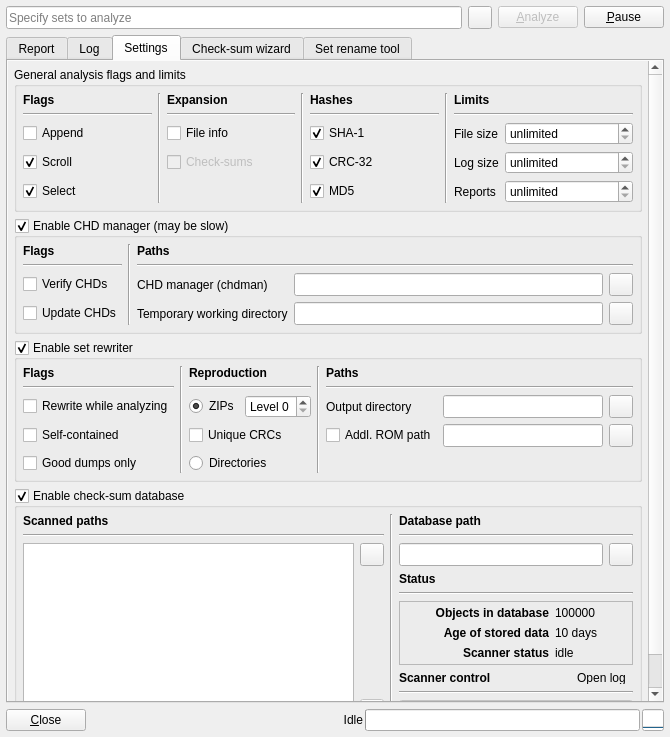
This is romalyzer.ui in qmc2/qmc2-mame-fe as Qt 5 draws it before an edit. The edited form follows.
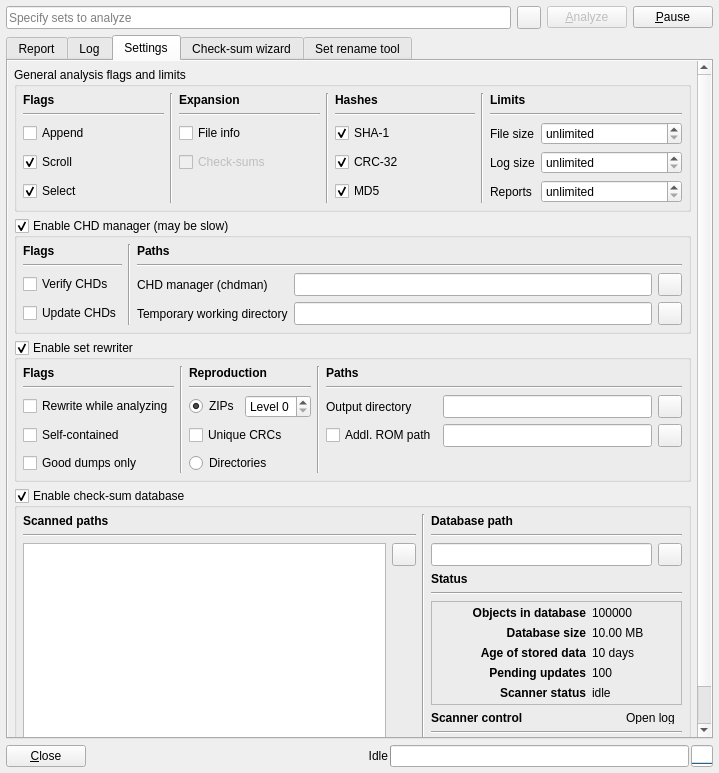
This is the edited form. The open tabs and pages were chosen to show the change. Icons and pictures are not drawn.

```diff
--- a/romalyzer.ui
+++ b/romalyzer.ui
@@ -7,8 +7,8 @@
    <rect>
     <x>0</x>
     <y>0</y>
-    <width>670</width>
-    <height>737</height>
+    <width>719</width>
+    <height>773</height>
    </rect>
   </property>
   <property name="windowTitle">
@@ -322,8 +322,8 @@
            <rect>
             <x>0</x>
             <y>0</y>
-            <width>654</width>
-            <height>641</height>
+            <width>703</width>
+            <height>677</height>
            </rect>
           </property>
           <layout class="QGridLayout" name="gridLayoutScrollAreeaSettings" rowstretch="0,0,0,1,0">
@@ -1070,20 +1070,7 @@
              </property>
              <layout class="QGridLayout" name="gridLayout_4">
               <item row="0" column="0">
-               <layout class="QGridLayout" name="gridLayoutCheckSumDatabase" columnstretch="2,0,0,1,1">
-                <item row="7" column="3" colspan="2">
-                 <spacer name="verticalSpacer_3">
-                  <property name="orientation">
-                   <enum>Qt::Vertical</enum>
-                  </property>
-                  <property name="sizeHint" stdset="0">
-                   <size>
-                    <width>20</width>
-                    <height>0</height>
-                   </size>
-                  </property>
-                 </spacer>
-                </item>
+               <layout class="QGridLayout" name="gridLayoutCheckSumDatabase" columnstretch="2,0,0,1,0">
                 <item row="2" column="0" rowspan="9">
                  <widget class="QListWidget" name="listWidgetCheckSumDbScannedPaths">
                   <property name="sizePolicy">
@@ -1240,17 +1227,13 @@
                    <string notr="true">&lt;center&gt;
 &lt;table border=&quot;0&quot; cellpadding=&quot;2&quot; cellspacing=&quot;2&quot;&gt;
 &lt;tr&gt;&lt;td valign=&quot;top&quot; align=&quot;right&quot;&gt;&lt;b&gt;Objects in database&lt;/b&gt;&lt;/td&gt;&lt;td valign=&quot;top&quot;&gt;100000&lt;/td&gt;&lt;/tr&gt;
+&lt;tr&gt;&lt;td valign=&quot;top&quot; align=&quot;right&quot;&gt;&lt;b&gt;Database size&lt;/b&gt;&lt;/td&gt;&lt;td valign=&quot;top&quot;&gt;10.00 MB&lt;/td&gt;&lt;/tr&gt;
 &lt;tr&gt;&lt;td valign=&quot;top&quot; align=&quot;right&quot;&gt;&lt;b&gt;Age of stored data&lt;/b&gt;&lt;/td&gt;&lt;td valign=&quot;top&quot;&gt;10 days&lt;/td&gt;&lt;/tr&gt;
+&lt;tr&gt;&lt;td valign=&quot;top&quot; align=&quot;right&quot;&gt;&lt;b&gt;Pending updates&lt;/b&gt;&lt;/td&gt;&lt;td valign=&quot;top&quot;&gt;100&lt;/td&gt;&lt;/tr&gt;
 &lt;tr&gt;&lt;td valign=&quot;top&quot; align=&quot;right&quot;&gt;&lt;b&gt;Scanner status&lt;/b&gt;&lt;/td&gt;&lt;td valign=&quot;top&quot;&gt;idle&lt;/td&gt;&lt;/tr&gt;
 &lt;/table&gt;
 &lt;/center&gt;</string>
                   </property>
-                  <property name="alignment">
-                   <set>Qt::AlignCenter</set>
-                  </property>
-                  <property name="wordWrap">
-                   <bool>true</bool>
-                  </property>
                  </widget>
                 </item>
                 <item row="5" column="3" colspan="2">
@@ -1315,6 +1298,19 @@
                   </property>
                  </widget>
                 </item>
+                <item row="7" column="3" colspan="2">
+                 <spacer name="verticalSpacer_3">
+                  <property name="orientation">
+                   <enum>Qt::Vertical</enum>
+                  </property>
+                  <property name="sizeHint" stdset="0">
+                   <size>
+                    <width>20</width>
+                    <height>0</height>
+                   </size>
+                  </property>
+                 </spacer>
+                </item>
                </layout>
               </item>
              </layout>
```
